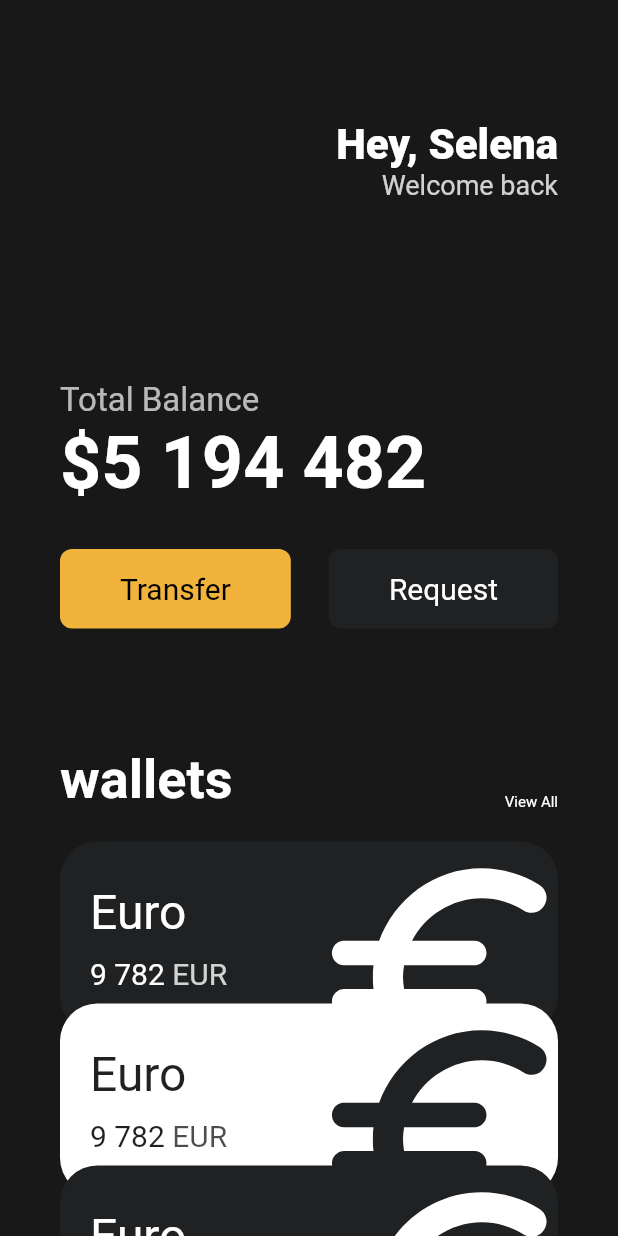
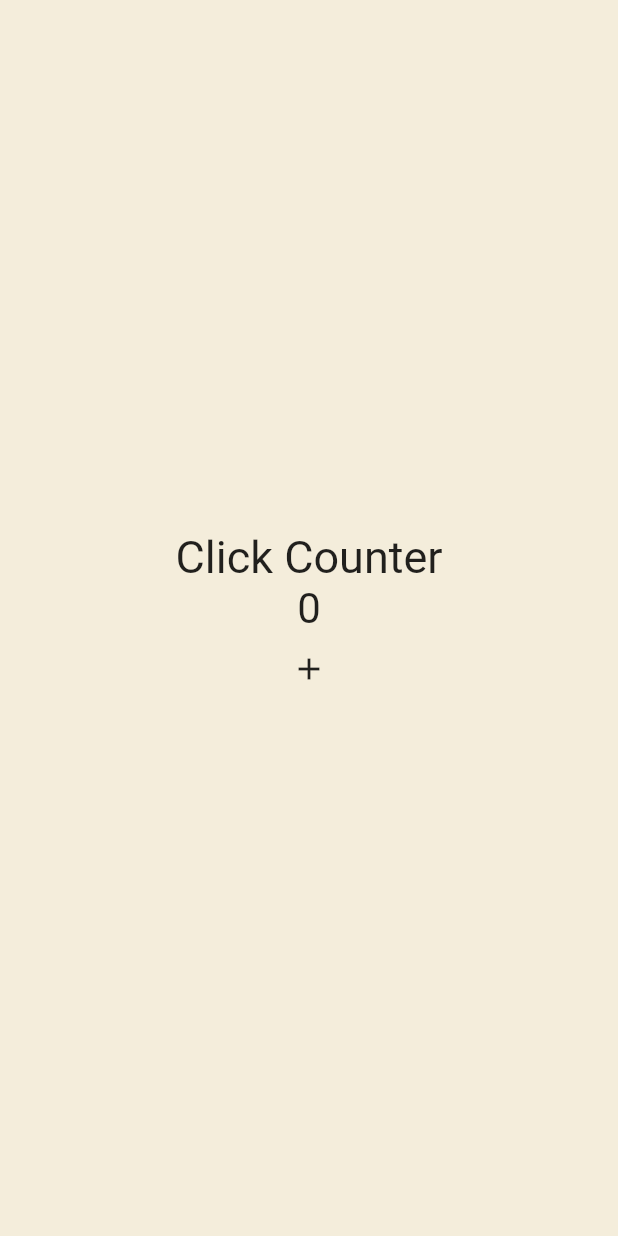
Before and after one commit to kwakky1/kwaktoon, a Flutter app: the screen it shows after launch, on a phone screen of 412 x 824 dp. Run offline on Flutter 3.47's test engine with Material 2 defaults, Android fonts, the phone set to English and light mode, and no system bars.

Commit message:
flutter state practice

```diff
--- a/lib/main.dart
+++ b/lib/main.dart
@@ -1,147 +1,45 @@
 import 'package:flutter/material.dart';
-import 'package:kwaktoon/widgets/button.dart';
-import 'package:kwaktoon/widgets/currency_card.dart';
-
-class Player {
-  String name;
-
-  Player({required this.name});
-}
 
 void main() {
-  var andy = Player(name: 'andy');
   runApp(App());
 }
 
-class App extends StatelessWidget {
+class App extends StatefulWidget {
+  @override
+  State<App> createState() => _AppState();
+}
+
+class _AppState extends State<App> {
+  int counter = 0;
+
+  void onClicked() {
+    setState(() {
+      counter = counter + 1;
+    });
+  }
+
   @override
   Widget build(BuildContext context) {
     return MaterialApp(
       home: Scaffold(
-        backgroundColor: const Color(0xFF181818),
-        body: SingleChildScrollView(
-          child: Padding(
-            padding: const EdgeInsets.symmetric(
-              horizontal: 40,
-            ),
+        backgroundColor: const Color(0xFFF4EDDB),
+        body: Center(
           child: Column(
-              crossAxisAlignment: CrossAxisAlignment.start,
+            mainAxisAlignment: MainAxisAlignment.center,
             children: [
-                const SizedBox(
-                  height: 80,
-                ),
-                Row(
-                  mainAxisAlignment: MainAxisAlignment.end,
-                  children: [
-                    Column(
-                      crossAxisAlignment: CrossAxisAlignment.end,
-                      children: const [
-                        Text(
-                          'Hey, Selena',
-                          style: TextStyle(
-                            color: Colors.white,
-                            fontSize: 28,
-                            fontWeight: FontWeight.w800,
-                          ),
+              const Text(
+                'Click Counter',
+                style: TextStyle(fontSize: 30),
               ),
               Text(
-                          'Welcome back',
-                          style: TextStyle(
-                            color: Color.fromRGBO(255, 255, 255, 0.8),
-                            fontSize: 18,
+                '$counter',
+                style: const TextStyle(fontSize: 28),
               ),
-                        ),
-                      ],
+              IconButton(
+                onPressed: onClicked,
+                icon: const Icon(Icons.add),
               )
             ],
-                ),
-                const SizedBox(
-                  height: 120,
-                ),
-                const Text(
-                  'Total Balance',
-                  style: TextStyle(
-                    color: Color.fromRGBO(225, 225, 225, 0.8),
-                    fontSize: 22,
-                  ),
-                ),
-                const Text(
-                  '\$5 194 482',
-                  style: TextStyle(
-                    fontSize: 48,
-                    fontWeight: FontWeight.w600,
-                    color: Colors.white,
-                  ),
-                ),
-                const SizedBox(
-                  height: 30,
-                ),
-                Row(
-                  mainAxisAlignment: MainAxisAlignment.spaceBetween,
-                  children: const [
-                    Button(
-                        text: 'Transfer',
-                        bgColor: Color(0xFFF1B33B),
-                        textColor: Colors.black),
-                    Button(
-                        text: 'Request',
-                        bgColor: Color(0xFF1F2123),
-                        textColor: Colors.white),
-                  ],
-                ),
-                const SizedBox(
-                  height: 80,
-                ),
-                Row(
-                  crossAxisAlignment: CrossAxisAlignment.end,
-                  mainAxisAlignment: MainAxisAlignment.spaceBetween,
-                  children: const [
-                    Text(
-                      'wallets',
-                      style: TextStyle(
-                        color: Colors.white,
-                        fontSize: 36,
-                        fontWeight: FontWeight.w600,
-                      ),
-                    ),
-                    Text(
-                      'View All',
-                      style: TextStyle(
-                        color: Colors.white,
-                        fontSize: 10,
-                        fontWeight: FontWeight.w400,
-                      ),
-                    ),
-                  ],
-                ),
-                const SizedBox(
-                  height: 20,
-                ),
-                const CurrencyCard(
-                  name: 'Euro',
-                  code: 'EUR',
-                  amount: '9 782',
-                  icon: Icons.euro_rounded,
-                  isInverted: false,
-                ),
-                const CurrencyCard(
-                  name: 'Euro',
-                  code: 'EUR',
-                  amount: '9 782',
-                  icon: Icons.euro_rounded,
-                  isInverted: true,
-                  offset: -20,
-                ),
-                const CurrencyCard(
-                  name: 'Euro',
-                  code: 'EUR',
-                  amount: '9 782',
-                  icon: Icons.euro_rounded,
-                  isInverted: false,
-                  offset: -40,
-                ),
-              ],
-            ),
           ),
         ),
       ),
```
Lines whose indentation alone changed are shown as unchanged.
